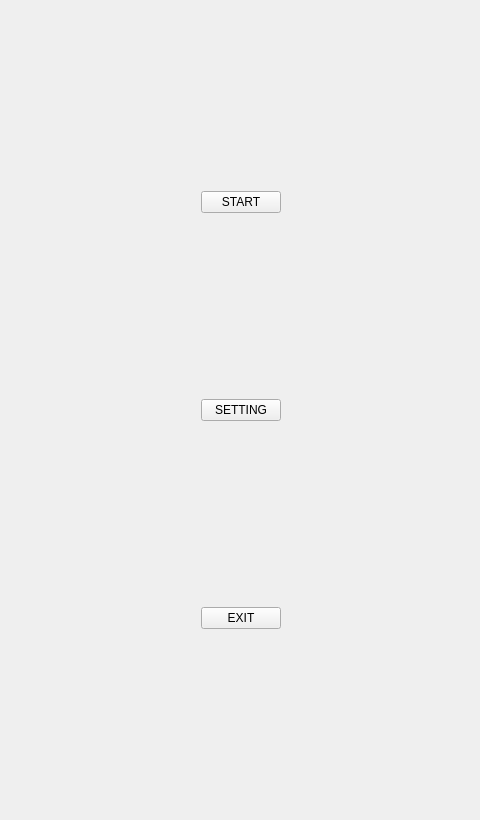
on99-mielma/SJwork, file widget.ui: the form before one commit; both pictures show x 270 to 750 and y 0 to 820 of the 1020 by 820 pixel window.
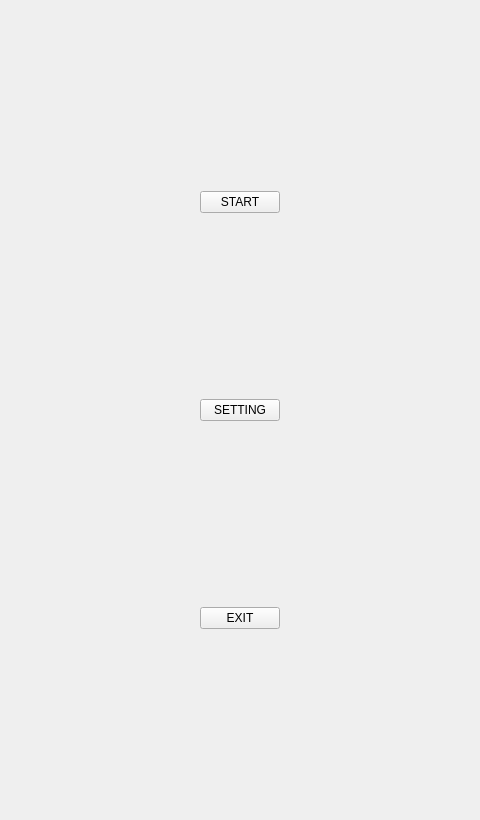
The form after the commit.

What changed in the file:
```diff
--- a/widget.ui
+++ b/widget.ui
@@ -13,74 +13,24 @@
   <property name="windowTitle">
    <string>Widget</string>
   </property>
-  <widget class="QPushButton" name="pushButton_4">
-   <property name="geometry">
-    <rect>
-     <x>850</x>
-     <y>20</y>
-     <width>75</width>
-     <height>23</height>
-    </rect>
-   </property>
-   <property name="text">
-    <string/>
-   </property>
-  </widget>
-  <widget class="QWidget" name="">
-   <property name="geometry">
-    <rect>
-     <x>0</x>
-     <y>0</y>
-     <width>1021</width>
-     <height>821</height>
-    </rect>
-   </property>
-   <layout class="QHBoxLayout" name="horizontalLayout">
-    <item>
-     <layout class="QVBoxLayout" name="verticalLayout_2">
-      <item>
-       <spacer name="horizontalSpacer">
-        <property name="orientation">
-         <enum>Qt::Horizontal</enum>
-        </property>
-        <property name="sizeHint" stdset="0">
-         <size>
-          <width>428</width>
-          <height>20</height>
-         </size>
-        </property>
-       </spacer>
-      </item>
-      <item>
-       <spacer name="horizontalSpacer_3">
-        <property name="orientation">
-         <enum>Qt::Horizontal</enum>
-        </property>
-        <property name="sizeHint" stdset="0">
-         <size>
-          <width>288</width>
-          <height>20</height>
-         </size>
-        </property>
-       </spacer>
-      </item>
-      <item>
-       <spacer name="horizontalSpacer_5">
-        <property name="orientation">
-         <enum>Qt::Horizontal</enum>
-        </property>
-        <property name="sizeHint" stdset="0">
-         <size>
-          <width>288</width>
-          <height>20</height>
-         </size>
-        </property>
-       </spacer>
-      </item>
-     </layout>
-    </item>
-    <item>
+  <layout class="QGridLayout" name="gridLayout">
+   <item row="0" column="1">
+    <layout class="QGridLayout" name="gridLayout_2">
+     <item row="0" column="0">
      <layout class="QVBoxLayout" name="verticalLayout">
+       <item>
+        <spacer name="verticalSpacer_3">
+         <property name="orientation">
+          <enum>Qt::Vertical</enum>
+         </property>
+         <property name="sizeHint" stdset="0">
+          <size>
+           <width>20</width>
+           <height>40</height>
+          </size>
+         </property>
+        </spacer>
+       </item>
       <item>
        <widget class="QPushButton" name="pushButton">
         <property name="text">
@@ -88,6 +38,19 @@
         </property>
        </widget>
       </item>
+       <item>
+        <spacer name="verticalSpacer">
+         <property name="orientation">
+          <enum>Qt::Vertical</enum>
+         </property>
+         <property name="sizeHint" stdset="0">
+          <size>
+           <width>20</width>
+           <height>40</height>
+          </size>
+         </property>
+        </spacer>
+       </item>
       <item>
        <widget class="QPushButton" name="pushButton_2">
         <property name="text">
@@ -95,6 +58,19 @@
         </property>
        </widget>
       </item>
+       <item>
+        <spacer name="verticalSpacer_2">
+         <property name="orientation">
+          <enum>Qt::Vertical</enum>
+         </property>
+         <property name="sizeHint" stdset="0">
+          <size>
+           <width>20</width>
+           <height>40</height>
+          </size>
+         </property>
+        </spacer>
+       </item>
       <item>
        <widget class="QPushButton" name="pushButton_3">
         <property name="text">
@@ -102,52 +78,62 @@
         </property>
        </widget>
       </item>
-     </layout>
-    </item>
-    <item>
-     <layout class="QVBoxLayout" name="verticalLayout_3">
-      <item>
+       <item>
+        <spacer name="verticalSpacer_4">
+         <property name="orientation">
+          <enum>Qt::Vertical</enum>
+         </property>
+         <property name="sizeHint" stdset="0">
+          <size>
+           <width>20</width>
+           <height>40</height>
+          </size>
+         </property>
+        </spacer>
+       </item>
+      </layout>
+     </item>
+    </layout>
+   </item>
+   <item row="0" column="2">
        <spacer name="horizontalSpacer_2">
         <property name="orientation">
          <enum>Qt::Horizontal</enum>
         </property>
         <property name="sizeHint" stdset="0">
          <size>
-          <width>428</width>
+       <width>40</width>
           <height>20</height>
          </size>
         </property>
        </spacer>
       </item>
-      <item>
-       <spacer name="horizontalSpacer_4">
+   <item row="0" column="0">
+    <spacer name="horizontalSpacer">
         <property name="orientation">
          <enum>Qt::Horizontal</enum>
         </property>
         <property name="sizeHint" stdset="0">
          <size>
-          <width>288</width>
+       <width>40</width>
           <height>20</height>
          </size>
         </property>
        </spacer>
       </item>
-      <item>
-       <spacer name="horizontalSpacer_6">
-        <property name="orientation">
-         <enum>Qt::Horizontal</enum>
-        </property>
-        <property name="sizeHint" stdset="0">
-         <size>
-          <width>288</width>
-          <height>20</height>
-         </size>
-        </property>
-       </spacer>
-      </item>
-     </layout>
-    </item>
-   </layout>
+  </layout>
+  <widget class="QPushButton" name="pushButton_4">
+   <property name="geometry">
+    <rect>
+     <x>850</x>
+     <y>20</y>
+     <width>75</width>
+     <height>23</height>
+    </rect>
+   </property>
+   <property name="text">
+    <string/>
+   </property>
   </widget>
  </widget>
  <layoutdefault spacing="6" margin="11"/>
```
Lines whose indentation alone changed are shown as unchanged.
